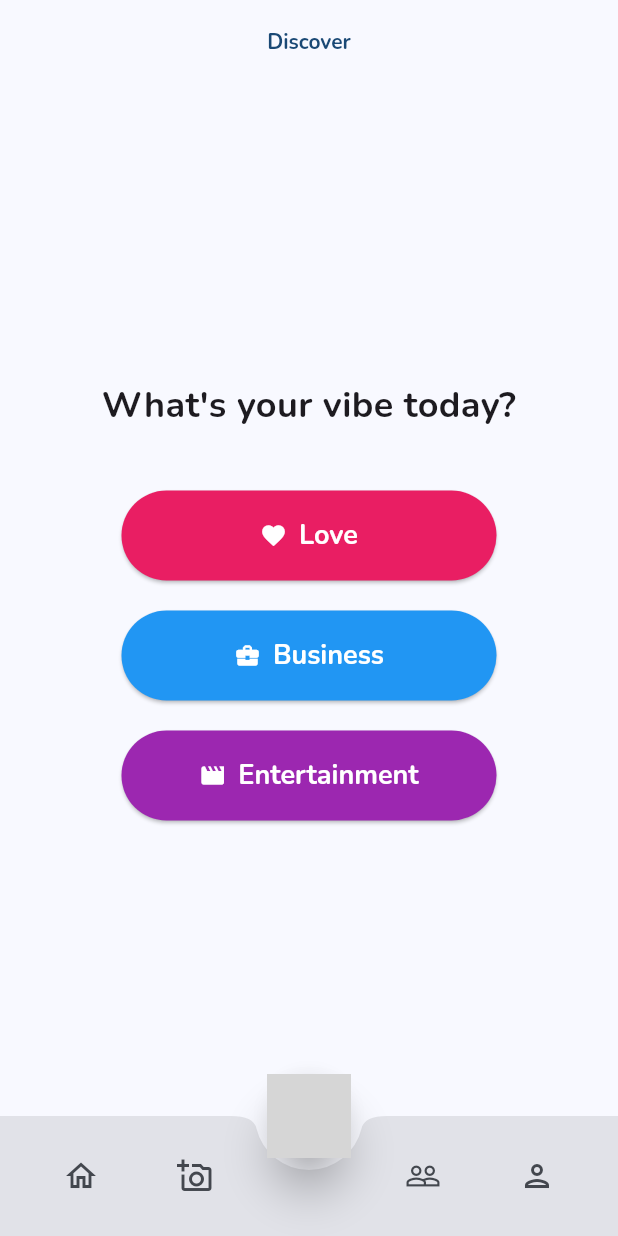
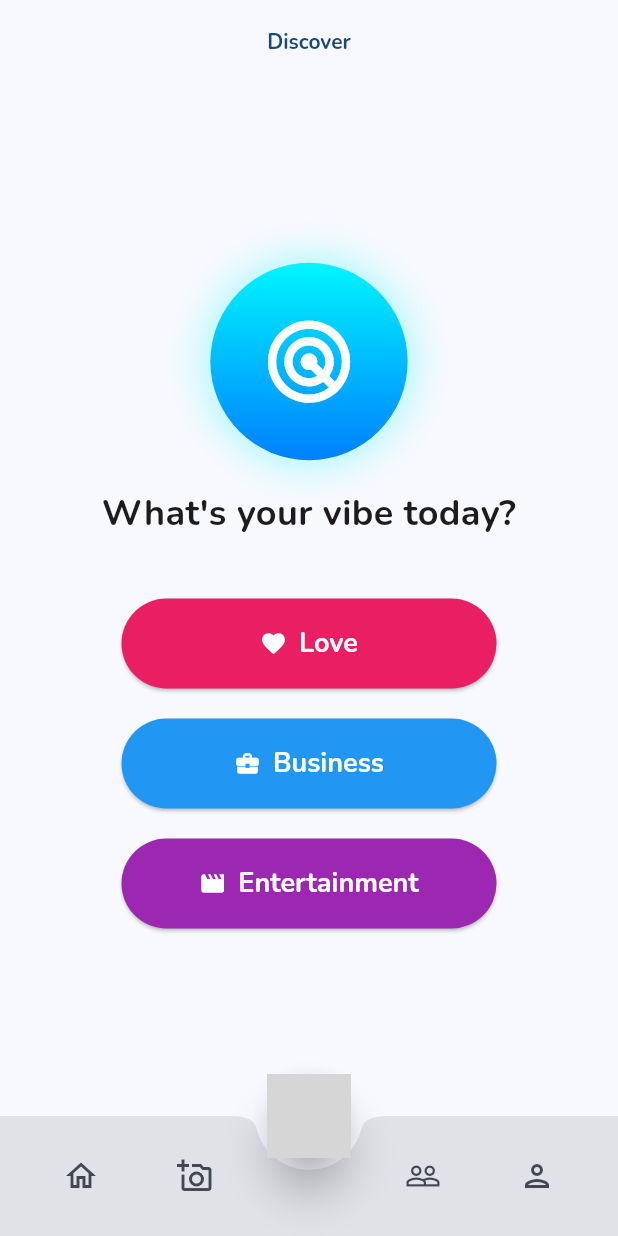
Before and after one commit to mahfuzmunna/dadadu_flutter, a Flutter app: the DiscoverPage screen opened by its route, on a phone screen of 412 x 824 dp. Run offline on Flutter 3.47's test engine with Material 3 defaults, Android fonts, the phone set to English and light mode, and no system bars; our stand-ins replace bloc, cached_network_image, camera, dartz, equatable, flutter_bloc and 11 more; missing offline and left inert: cached_video_player_plus, image_editor_plus, minio, video_thumbnail, video_trimmer; accounts and stored records are empty; statements that could not run were skipped; grey boxes are pictures that could not be loaded.

Commit message:
Feat: Add PulsingRadarIcon and integrate into DiscoverPage
- Introduced a new `PulsingRadarIcon` widget that displays a radar icon with a pulsing animation and a glow effect. This widget is customizable in size, color, and icon.
- Integrated the `PulsingRadarIcon` into the `DiscoverPage`. It's displayed above the "What's your vibe today?" text.
- Renamed `discover_page_s.dart` to `discover_page.dart` and updated import paths accordingly.

```diff
--- a/lib/core/routes/app_router.dart
+++ b/lib/core/routes/app_router.dart
@@ -12,7 +12,7 @@ import 'package:dadadu_app/features/auth/presentation/pages/forgot_password_page
 import 'package:dadadu_app/features/auth/presentation/pages/sign_in_page.dart';
 import 'package:dadadu_app/features/auth/presentation/pages/upload_profile_photo_page.dart';
 // import 'package:dadadu_app/features/auth/presentation/pages/sign_up_page_t.dart'; // No longer explicitly needed if LoginPage handles signup
-import 'package:dadadu_app/features/discover/presentation/pages/discover_page_s.dart';
+import 'package:dadadu_app/features/discover/presentation/pages/discover_page.dart';
 import 'package:dadadu_app/features/friends/presentation/pages/friends_page.dart';
 import 'package:dadadu_app/features/now/presentation/pages/now_page.dart';
 import 'package:dadadu_app/features/profile/presentation/pages/edit_profile_page.dart';
--- a/lib/features/discover/presentation/pages/discover_page_s.dart
+++ b/lib/features/discover/presentation/pages/discover_page.dart
@@ -2,6 +2,7 @@
 import 'dart:async';
 
 import 'package:dadadu_app/features/upload/domain/entities/post_entity.dart';
+import 'package:dadadu_app/shared/widgets/pulsing_radar_icon.dart';
 import 'package:flutter/material.dart';
 import 'package:flutter_bloc/flutter_bloc.dart';
 import 'package:geolocator/geolocator.dart';
@@ -239,6 +240,10 @@ class _DiscoverPageState extends State<DiscoverPage> {
       child: Column(
         mainAxisAlignment: MainAxisAlignment.center,
         children: [
+          const PulsingRadarIcon(),
+          const SizedBox(
+            height: 24,
+          ),
           const Text(
             "What's your vibe today?",
             style: TextStyle(fontSize: 24, fontWeight: FontWeight.bold),
--- /dev/null
+++ b/lib/shared/widgets/pulsing_radar_icon.dart
@@ -0,0 +1,81 @@
+import 'package:flutter/material.dart';
+
+class PulsingRadarIcon extends StatefulWidget {
+  final double size;
+  final Color color;
+  final IconData icon;
+
+  const PulsingRadarIcon({
+    super.key,
+    this.size = 120.0,
+    this.color = Colors.blue,
+    this.icon = Icons.radar,
+  });
+
+  @override
+  State<PulsingRadarIcon> createState() => _PulsingRadarIconState();
+}
+
+class _PulsingRadarIconState extends State<PulsingRadarIcon>
+    with SingleTickerProviderStateMixin {
+  late final AnimationController _controller;
+  late final Animation<double> _animation;
+
+  @override
+  void initState() {
+    super.initState();
+    _controller = AnimationController(
+      duration: const Duration(seconds: 2),
+      vsync: this,
+    )..repeat(reverse: true); // Make it loop and reverse for a pulsing effect
+
+    _animation = Tween<double>(begin: 0.9, end: 1.1).animate(
+      CurvedAnimation(parent: _controller, curve: Curves.easeInOut),
+    );
+  }
+
+  @override
+  void dispose() {
+    _controller.dispose();
+    super.dispose();
+  }
+
+  @override
+  Widget build(BuildContext context) {
+    const LinearGradient glowGradient = LinearGradient(
+      begin: Alignment.topCenter,
+      end: Alignment.bottomCenter,
+      colors: [Color(0xFF00F5FF), Color(0xFF0080FF)],
+    );
+    List<BoxShadow> glowShadow(Color color) => [
+          BoxShadow(
+            color: color.withAlpha((255 * 0.3).toInt()),
+            // équivalent à 0.3 d’opacité
+            blurRadius: 20,
+            spreadRadius: 5,
+          ),
+        ];
+    const Color accentGlow = Color(0xFF00F5FF);
+    return AnimatedBuilder(
+      animation: _animation,
+      builder: (context, child) {
+        return Transform.scale(
+          scale: _animation.value,
+          child: Container(
+            width: widget.size,
+            height: widget.size,
+            decoration: BoxDecoration(
+                shape: BoxShape.circle,
+                gradient: glowGradient,
+                boxShadow: glowShadow(accentGlow)),
+            child: Icon(
+              widget.icon,
+              size: widget.size * 0.5, // Icon size is half of the total size
+              color: Colors.white,
+            ),
+          ),
+        );
+      },
+    );
+  }
+}
```
